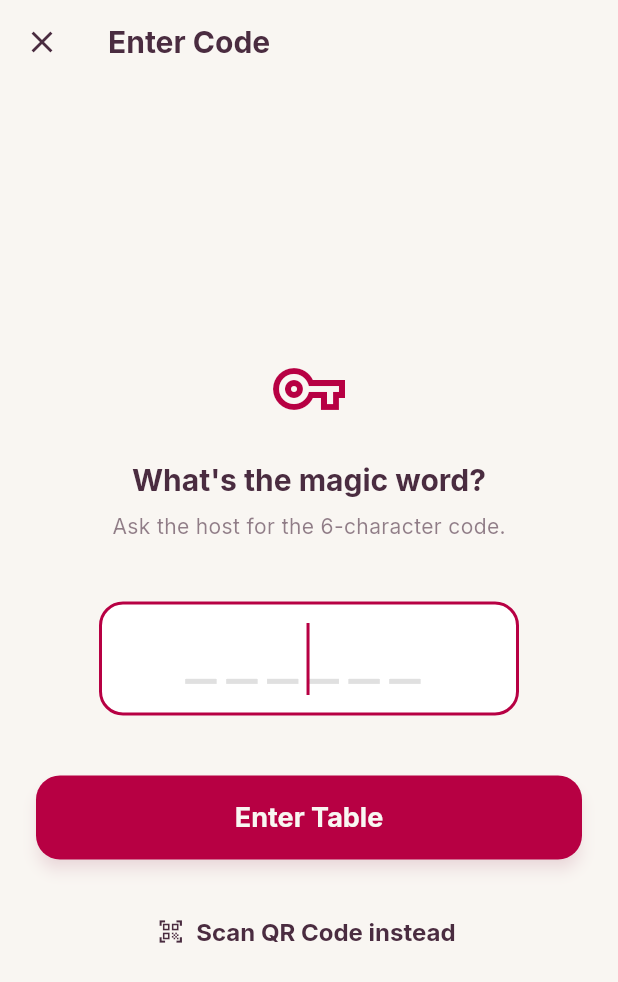
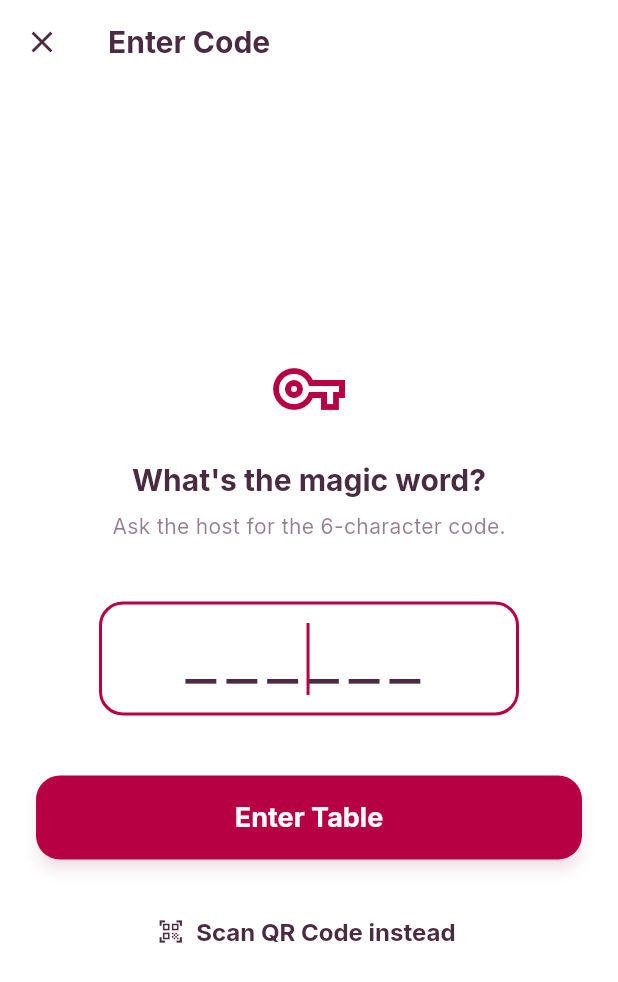
Before and after one commit to edwinjayJC/pyble, a Flutter app: the JoinTableScreen screen opened by its route, on a phone screen of 412 x 824 dp. Shown: the top 982 px of the screen. Run offline on Flutter 3.47's test engine with Material 3 defaults, Android fonts, the phone set to English and light mode, and no system bars; our stand-ins replace email_validator, flutter_riverpod, go_router, google_fonts, image_picker, qr_flutter and 4 more; missing offline and left inert: mobile_scanner, supabase_auth_ui; accounts and stored records are empty; network calls fail.

Commit message:
fix: join table screen invite

```diff
--- a/lib/features/table/screens/join_table_screen.dart
+++ b/lib/features/table/screens/join_table_screen.dart
@@ -111,13 +111,16 @@ class _JoinTableScreenState extends ConsumerState<JoinTableScreen> with SingleTi
 
   @override
   Widget build(BuildContext context) {
+    final theme = Theme.of(context);
+
     return Scaffold(
-      backgroundColor: _showScanner ? Colors.black : AppColors.lightCrust,
+      // FIX: Use Theme background, or Black if scanner is active
+      backgroundColor: _showScanner ? Colors.black : theme.scaffoldBackgroundColor,
       appBar: AppBar(
-        backgroundColor: _showScanner ? Colors.transparent : AppColors.lightCrust,
+        backgroundColor: _showScanner ? Colors.transparent : theme.scaffoldBackgroundColor,
         elevation: 0,
         leading: IconButton(
-          icon: Icon(Icons.close, color: _showScanner ? Colors.white : AppColors.darkFig),
+          icon: Icon(Icons.close, color: _showScanner ? Colors.white : theme.colorScheme.onSurface),
           onPressed: () {
             if (_showScanner) {
               setState(() => _showScanner = false);
@@ -126,9 +129,9 @@ class _JoinTableScreenState extends ConsumerState<JoinTableScreen> with SingleTi
             }
           },
         ),
-        title: !_showScanner ? const Text(
+        title: !_showScanner ? Text(
             "Enter Code",
-            style: TextStyle(color: AppColors.darkFig, fontWeight: FontWeight.bold)
+            style: TextStyle(color: theme.colorScheme.onSurface, fontWeight: FontWeight.bold)
         ) : null,
         systemOverlayStyle: _showScanner ? SystemUiOverlayStyle.light : SystemUiOverlayStyle.dark,
       ),
@@ -142,18 +145,20 @@ class _JoinTableScreenState extends ConsumerState<JoinTableScreen> with SingleTi
 
   // === VIEW 1: THE MANUAL ENTRY ===
   Widget _buildManualEntryView() {
+    final theme = Theme.of(context);
+
     return Center(
       child: SingleChildScrollView(
         padding: const EdgeInsets.symmetric(horizontal: 24),
         child: Column(
           mainAxisAlignment: MainAxisAlignment.center,
           children: [
-            const Icon(Icons.vpn_key_outlined, size: 48, color: AppColors.deepBerry),
+            Icon(Icons.vpn_key_outlined, size: 48, color: theme.colorScheme.primary),
             const SizedBox(height: 24),
             Text(
               "What's the magic word?",
-              style: Theme.of(context).textTheme.headlineMedium?.copyWith(
-                  color: AppColors.darkFig,
+              style: theme.textTheme.headlineMedium?.copyWith(
+                  color: theme.colorScheme.onSurface,
                   fontWeight: FontWeight.bold
               ),
               textAlign: TextAlign.center,
@@ -161,7 +166,7 @@ class _JoinTableScreenState extends ConsumerState<JoinTableScreen> with SingleTi
             const SizedBox(height: 8),
             Text(
               "Ask the host for the 6-character code.",
-              style: TextStyle(color: AppColors.darkFig.withOpacity(0.6)),
+              style: TextStyle(color: theme.colorScheme.onSurface.withOpacity(0.6)),
             ),
 
             const SizedBox(height: 40),
@@ -173,11 +178,13 @@ class _JoinTableScreenState extends ConsumerState<JoinTableScreen> with SingleTi
                 controller: _codeController,
                 autofocus: true,
                 textAlign: TextAlign.center,
-                style: const TextStyle(
+                style: TextStyle(
                   fontSize: 32,
                   fontWeight: FontWeight.w900,
                   letterSpacing: 8,
-                  color: AppColors.deepBerry,
+                  // FIX: Use Primary Brand Color for text
+                  color: theme.colorScheme.primary,
+                  fontFeatures: const [FontFeature.tabularFigures()],
                   fontFamily: 'Courier', // Monospace for alignment
                 ),
                 maxLength: 6,
@@ -189,20 +196,21 @@ class _JoinTableScreenState extends ConsumerState<JoinTableScreen> with SingleTi
                 decoration: InputDecoration(
                   counterText: "", // Hide character count
                   filled: true,
-                  fillColor: AppColors.snow,
+                  // FIX: Use Surface color (Ink/Snow)
+                  fillColor: theme.colorScheme.surface,
                   hintText: "______",
-                  hintStyle: TextStyle(color: AppColors.paleGray, letterSpacing: 8),
+                  hintStyle: TextStyle(color: theme.dividerColor, letterSpacing: 8),
                   border: OutlineInputBorder(
                     borderRadius: BorderRadius.circular(16),
-                    borderSide: BorderSide(color: AppColors.paleGray),
+                    borderSide: BorderSide(color: theme.dividerColor),
                   ),
                   enabledBorder: OutlineInputBorder(
                     borderRadius: BorderRadius.circular(16),
-                    borderSide: BorderSide(color: AppColors.paleGray),
+                    borderSide: BorderSide(color: theme.dividerColor),
                   ),
                   focusedBorder: OutlineInputBorder(
                     borderRadius: BorderRadius.circular(16),
-                    borderSide: BorderSide(color: AppColors.deepBerry, width: 2),
+                    borderSide: BorderSide(color: theme.colorScheme.primary, width: 2),
                   ),
                 ),
                 onChanged: (val) {
@@ -219,15 +227,15 @@ class _JoinTableScreenState extends ConsumerState<JoinTableScreen> with SingleTi
               Container(
                 padding: const EdgeInsets.symmetric(horizontal: 16, vertical: 12),
                 decoration: BoxDecoration(
-                  color: AppColors.warmSpice.withOpacity(0.1),
+                  color: theme.colorScheme.error.withOpacity(0.1),
                   borderRadius: BorderRadius.circular(8),
                 ),
                 child: Row(
                   mainAxisSize: MainAxisSize.min,
                   children: [
-                    Icon(Icons.error, size: 18, color: AppColors.warmSpice),
+                    Icon(Icons.error, size: 18, color: theme.colorScheme.error),
                     const SizedBox(width: 8),
-                    Text(_errorMessage!, style: TextStyle(color: AppColors.warmSpice, fontWeight: FontWeight.bold)),
+                    Text(_errorMessage!, style: TextStyle(color: theme.colorScheme.error, fontWeight: FontWeight.bold)),
                   ],
                 ),
               ),
@@ -237,7 +245,7 @@ class _JoinTableScreenState extends ConsumerState<JoinTableScreen> with SingleTi
 
             // Loading or Buttons
             if (_isLoading)
-              const CircularProgressIndicator(color: AppColors.deepBerry)
+              CircularProgressIndicator(color: theme.colorScheme.primary)
             else
               Column(
                 children: [
@@ -247,18 +255,18 @@ class _JoinTableScreenState extends ConsumerState<JoinTableScreen> with SingleTi
                     child: ElevatedButton(
                       onPressed: () => _joinTable(_codeController.text),
                       style: ElevatedButton.styleFrom(
-                        backgroundColor: AppColors.deepBerry,
+                        backgroundColor: theme.colorScheme.primary,
                         elevation: 4,
                         shape: RoundedRectangleBorder(borderRadius: BorderRadius.circular(16)),
                       ),
-                      child: const Text("Enter Table", style: TextStyle(color: AppColors.darkTextPrimary, fontSize: 18, fontWeight: FontWeight.bold)),
+                      child: Text("Enter Table", style: TextStyle(color: theme.colorScheme.onPrimary, fontSize: 18, fontWeight: FontWeight.bold)),
                     ),
                   ),
                   const SizedBox(height: 24),
                   TextButton.icon(
                     onPressed: () => setState(() => _showScanner = true),
-                    icon: const Icon(Icons.qr_code_scanner, color: AppColors.darkFig),
-                    label: const Text("Scan QR Code instead", style: TextStyle(color: AppColors.darkFig, fontWeight: FontWeight.bold)),
+                    icon: Icon(Icons.qr_code_scanner, color: theme.colorScheme.onSurface),
+                    label: Text("Scan QR Code instead", style: TextStyle(color: theme.colorScheme.onSurface, fontWeight: FontWeight.bold)),
                   ),
                 ],
               ),
@@ -275,7 +283,6 @@ class _JoinTableScreenState extends ConsumerState<JoinTableScreen> with SingleTi
         // 1. The Camera Feed
         MobileScanner(
           onDetect: _onQRCodeDetected,
-          // controller: MobileScannerController(detectionSpeed: DetectionSpeed.noDuplicates),
         ),
 
         // 2. The Dark Overlay with Cutout
@@ -314,7 +321,7 @@ class _JoinTableScreenState extends ConsumerState<JoinTableScreen> with SingleTi
             ),
             child: Stack(
               children: [
-                // Scan Line Animation (Optional, static here for MVP)
+                // Scan Line Animation (Static for MVP)
                 Center(child: Container(height: 1, color: AppColors.lushGreen.withOpacity(0.5))),
               ],
             ),
```
